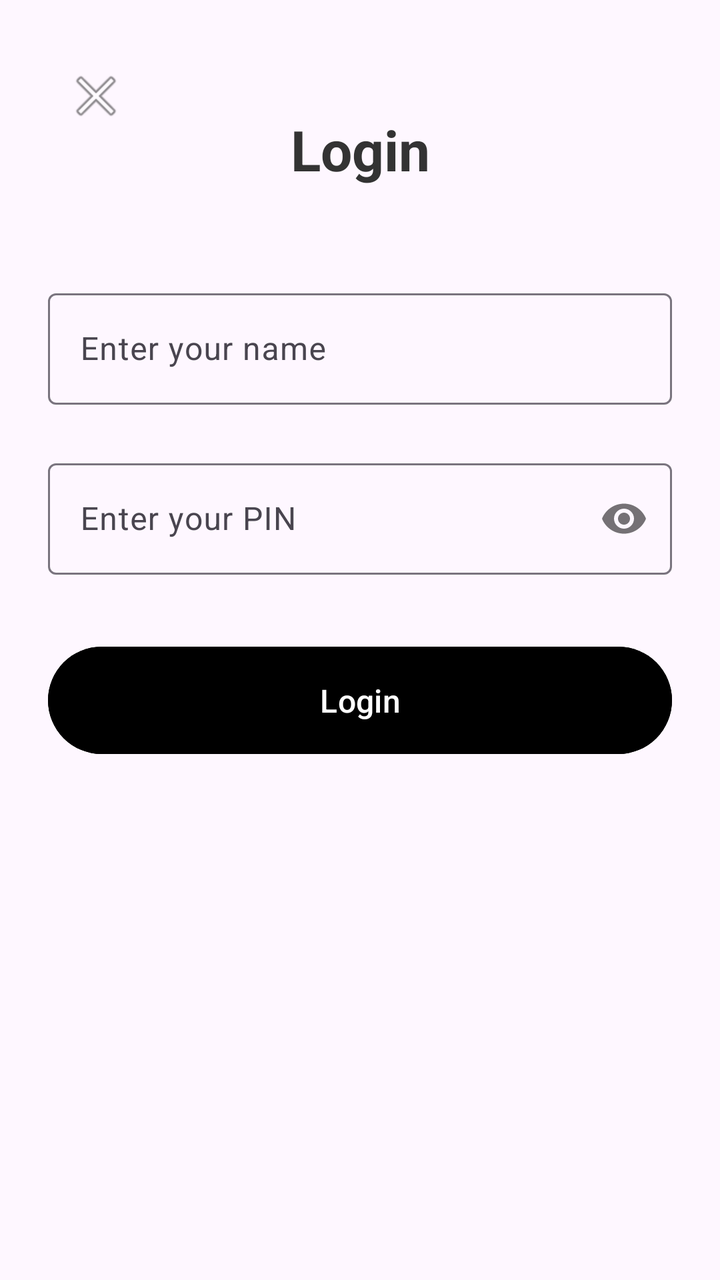
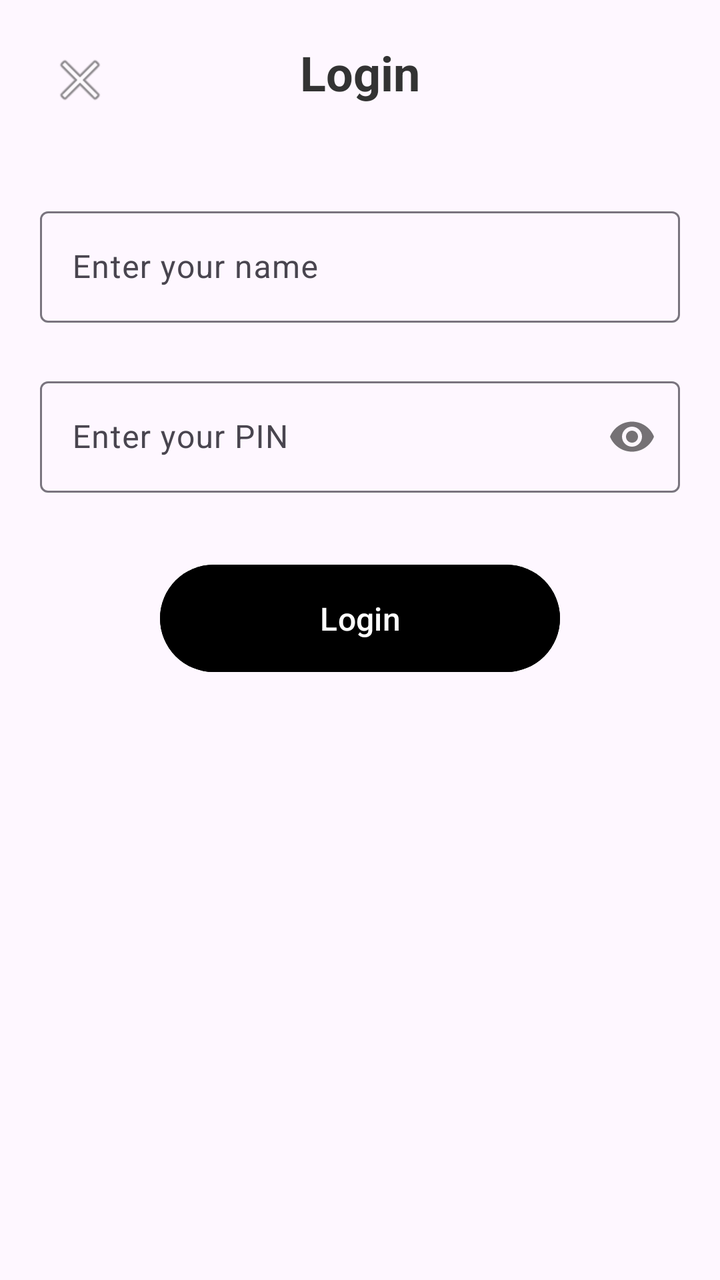

The first picture is an Android layout as it rendered before a commit; the second is the same layout after the commit. The layout source and the unified diff follow.
<!-- AndroidManifest.xml: application theme Theme.Pestsignal -->
<!-- res/layout/activity_login.xml -->
<?xml version="1.0" encoding="utf-8"?>
<androidx.constraintlayout.widget.ConstraintLayout xmlns:android="http://schemas.android.com/apk/res/android"
    xmlns:app="http://schemas.android.com/apk/res-auto"
    xmlns:tools="http://schemas.android.com/tools"
    android:layout_width="match_parent"
    android:layout_height="match_parent"
    android:padding="24dp"
    tools:context=".LoginActivity">

    
    <ImageButton
        android:id="@+id/backButton"
        android:layout_width="48dp"
        android:layout_height="48dp"
        android:src="@android:drawable/ic_menu_close_clear_cancel"
        android:background="?attr/selectableItemBackgroundBorderless"
        android:contentDescription="Back"
        android:padding="12dp"
        app:layout_constraintTop_toTopOf="parent"
        app:layout_constraintStart_toStartOf="parent" />

    
    <TextView
        android:id="@+id/loginTitle"
        android:layout_width="wrap_content"
        android:layout_height="wrap_content"
        android:text="@string/login_title"
        android:textSize="28sp"
        android:textStyle="bold"
        android:textColor="#333333"
        android:layout_marginTop="32dp"
        app:layout_constraintTop_toTopOf="parent"
        app:layout_constraintStart_toStartOf="parent"
        app:layout_constraintEnd_toEndOf="parent" />

    
    <com.google.android.material.textfield.TextInputLayout
        android:id="@+id/nameInputLayout"
        android:layout_width="0dp"
        android:layout_height="wrap_content"
        android:layout_marginTop="48dp"
        android:hint="@string/name_hint"
        app:layout_constraintTop_toBottomOf="@id/loginTitle"
        app:layout_constraintStart_toStartOf="parent"
        app:layout_constraintEnd_toEndOf="parent">

        <com.google.android.material.textfield.TextInputEditText
            android:id="@+id/nameEditText"
            android:layout_width="match_parent"
            android:layout_height="wrap_content"
            android:inputType="textPersonName"
            android:maxLines="1" />

    </com.google.android.material.textfield.TextInputLayout>

    
    <com.google.android.material.textfield.TextInputLayout
        android:id="@+id/pinInputLayout"
        android:layout_width="0dp"
        android:layout_height="wrap_content"
        android:layout_marginTop="24dp"
        android:hint="@string/pin_hint"
        app:passwordToggleEnabled="true"
        app:layout_constraintTop_toBottomOf="@id/nameInputLayout"
        app:layout_constraintStart_toStartOf="parent"
        app:layout_constraintEnd_toEndOf="parent">

        <com.google.android.material.textfield.TextInputEditText
            android:id="@+id/pinEditText"
            android:layout_width="match_parent"
            android:layout_height="wrap_content"
            android:inputType="numberPassword"
            android:maxLength="4"
            android:maxLines="1" />

    </com.google.android.material.textfield.TextInputLayout>

    
    <Button
        android:id="@+id/loginButton"
        android:layout_width="0dp"
        android:layout_height="wrap_content"
        android:text="@string/login_button"
        android:padding="16dp"
        android:textSize="16sp"
        android:backgroundTint="#000000"
        android:textColor="#FFFFFF"
        android:layout_marginTop="32dp"
        app:layout_constraintTop_toBottomOf="@id/pinInputLayout"
        app:layout_constraintStart_toStartOf="parent"
        app:layout_constraintEnd_toEndOf="parent" />

</androidx.constraintlayout.widget.ConstraintLayout>
<!-- resources referenced by this layout -->
<resources>
  <string name="login_button">Login</string>
  <string name="login_title">Login</string>
  <string name="name_hint">Enter your name</string>
  <string name="pin_hint">Enter your PIN</string>
  <style name="Theme.Pestsignal" parent="Base.Theme.Pestsignal" />
  <style name="Base.Theme.Pestsignal" parent="Theme.Material3.DayNight.NoActionBar">
          
          
      </style>
</resources>

<!-- the commit's change to res/layout/activity_login.xml (unified diff, before → after) -->
@@ -4,8 +4,8 @@
     xmlns:tools="http://schemas.android.com/tools"
     android:layout_width="match_parent"
     android:layout_height="match_parent"
-    android:padding="24dp"
-    tools:context=".LoginActivity">
+    android:fitsSystemWindows="true"
+    tools:context=".SettingsActivity">
 
     
     <ImageButton
@@ -17,7 +17,8 @@
         android:contentDescription="Back"
         android:padding="12dp"
         app:layout_constraintTop_toTopOf="parent"
-        app:layout_constraintStart_toStartOf="parent" />
+        app:layout_constraintStart_toStartOf="parent"
+        android:layout_margin="16dp" />
 
     
     <TextView
@@ -25,69 +26,72 @@
         android:layout_width="wrap_content"
         android:layout_height="wrap_content"
         android:text="@string/login_title"
-        android:textSize="28sp"
+        android:textSize="24sp"
         android:textStyle="bold"
         android:textColor="#333333"
-        android:layout_marginTop="32dp"
+        android:layout_marginVertical="20dp"
         app:layout_constraintTop_toTopOf="parent"
         app:layout_constraintStart_toStartOf="parent"
         app:layout_constraintEnd_toEndOf="parent" />
 
-    
-    <com.google.android.material.textfield.TextInputLayout
-        android:id="@+id/nameInputLayout"
-        android:layout_width="0dp"
-        android:layout_height="wrap_content"
-        android:layout_marginTop="48dp"
-        android:hint="@string/name_hint"
-        app:layout_constraintTop_toBottomOf="@id/loginTitle"
-        app:layout_constraintStart_toStartOf="parent"
-        app:layout_constraintEnd_toEndOf="parent">
 
-        <com.google.android.material.textfield.TextInputEditText
-            android:id="@+id/nameEditText"
-            android:layout_width="match_parent"
+        
+        <com.google.android.material.textfield.TextInputLayout
+            android:id="@+id/nameInputLayout"
+            android:layout_width="0dp"
             android:layout_height="wrap_content"
-            android:inputType="textPersonName"
-            android:maxLines="1" />
+            android:layout_marginTop="48dp"
+            android:paddingHorizontal="20dp"
+            android:hint="@string/name_hint"
+            app:layout_constraintTop_toBottomOf="@id/loginTitle"
+            app:layout_constraintStart_toStartOf="parent"
+            app:layout_constraintEnd_toEndOf="parent">
 
-    </com.google.android.material.textfield.TextInputLayout>
+            <com.google.android.material.textfield.TextInputEditText
+                android:id="@+id/nameEditText"
+                android:layout_width="match_parent"
+                android:layout_height="wrap_content"
+                android:inputType="textPersonName"
+                android:maxLines="1" />
 
-    
-    <com.google.android.material.textfield.TextInputLayout
-        android:id="@+id/pinInputLayout"
-        android:layout_width="0dp"
-        android:layout_height="wrap_content"
-        android:layout_marginTop="24dp"
-        android:hint="@string/pin_hint"
-        app:passwordToggleEnabled="true"
-        app:layout_constraintTop_toBottomOf="@id/nameInputLayout"
-        app:layout_constraintStart_toStartOf="parent"
-        app:layout_constraintEnd_toEndOf="parent">
+        </com.google.android.material.textfield.TextInputLayout>
 
-        <com.google.android.material.textfield.TextInputEditText
-            android:id="@+id/pinEditText"
-            android:layout_width="match_parent"
+        
+        <com.google.android.material.textfield.TextInputLayout
+            android:id="@+id/pinInputLayout"
+            android:layout_width="0dp"
             android:layout_height="wrap_content"
-            android:inputType="numberPassword"
-            android:maxLength="4"
-            android:maxLines="1" />
+            android:layout_marginTop="24dp"
+            android:paddingHorizontal="20dp"
+            android:hint="@string/pin_hint"
+            app:passwordToggleEnabled="true"
+            app:layout_constraintTop_toBottomOf="@id/nameInputLayout"
+            app:layout_constraintStart_toStartOf="parent"
+            app:layout_constraintEnd_toEndOf="parent">
 
-    </com.google.android.material.textfield.TextInputLayout>
+            <com.google.android.material.textfield.TextInputEditText
+                android:id="@+id/pinEditText"
+                android:layout_width="match_parent"
+                android:layout_height="wrap_content"
+                android:inputType="numberPassword"
+                android:maxLength="4"
+                android:maxLines="1" />
 
-    
-    <Button
-        android:id="@+id/loginButton"
-        android:layout_width="0dp"
-        android:layout_height="wrap_content"
-        android:text="@string/login_button"
-        android:padding="16dp"
-        android:textSize="16sp"
-        android:backgroundTint="#000000"
-        android:textColor="#FFFFFF"
-        android:layout_marginTop="32dp"
-        app:layout_constraintTop_toBottomOf="@id/pinInputLayout"
-        app:layout_constraintStart_toStartOf="parent"
-        app:layout_constraintEnd_toEndOf="parent" />
+        </com.google.android.material.textfield.TextInputLayout>
+
+        
+        <Button
+            android:id="@+id/loginButton"
+            android:layout_width="200dp"
+            android:layout_height="wrap_content"
+            android:text="@string/login_button"
+            android:padding="16dp"
+            android:textSize="16sp"
+            android:backgroundTint="#000000"
+            android:textColor="#FFFFFF"
+            android:layout_marginTop="32dp"
+            app:layout_constraintTop_toBottomOf="@id/pinInputLayout"
+            app:layout_constraintStart_toStartOf="parent"
+            app:layout_constraintEnd_toEndOf="parent" />
 
 </androidx.constraintlayout.widget.ConstraintLayout>
